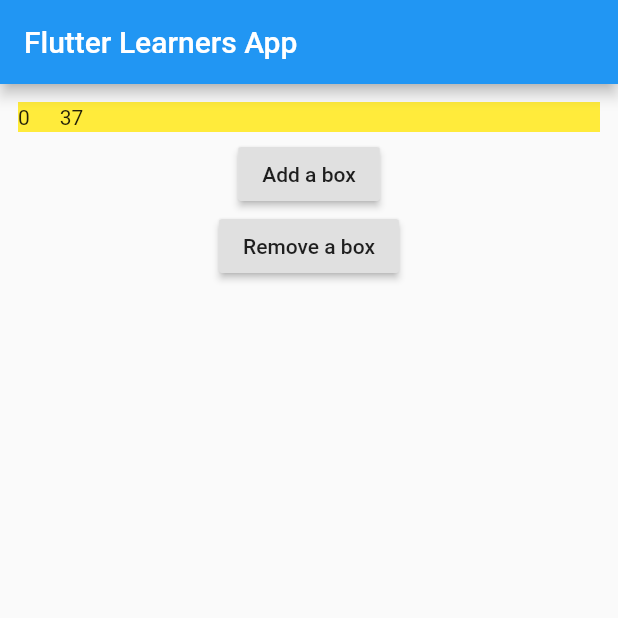
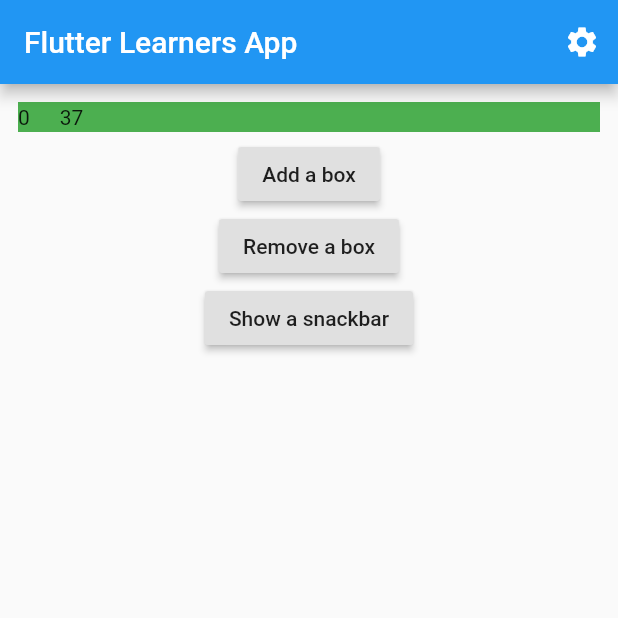
Before and after one commit to lesnitsky/flutter_learners_app, a Flutter app: the screen it shows after launch, after a tap on "Add a box", on a phone screen of 412 x 824 dp, the top half of it. Run offline on Flutter 3.47's test engine with Material 2 defaults, Android fonts, the phone set to English and light mode, and no system bars.

Commit message:
inherited widget example

```diff
--- a/lib/main.dart
+++ b/lib/main.dart
@@ -1,4 +1,5 @@
 import 'package:flutter/material.dart';
+import 'package:flutter_learners_app/widgets/theme_provider.dart';
 
 import 'pages/home.dart';
 
@@ -9,11 +10,15 @@
 class FlutterLearnersApp extends StatelessWidget {
   @override
   Widget build(BuildContext context) {
-    return MaterialApp(
-      theme: ThemeData(
-        primarySwatch: Colors.blue,
+    return CustomTheme(
+      boxColor: Colors.green,
+      child: MaterialApp(
+        theme: ThemeData(
+          primarySwatch: Colors.blue,
+          accentColor: Colors.blueAccent,
+        ),
+        home: Home(),
       ),
-      home: Home(),
     );
   }
 }
--- a/lib/pages/home.dart
+++ b/lib/pages/home.dart
@@ -1,6 +1,8 @@
 import 'dart:math';
 
 import 'package:flutter/material.dart';
+import 'package:flutter_learners_app/pages/settings.dart';
+import 'package:flutter_learners_app/widgets/box.dart';
 
 class Home extends StatelessWidget {
   @override
@@ -8,26 +10,40 @@
     return Scaffold(
       appBar: AppBar(
         title: Text('Flutter Learners App'),
+        actions: [
+          IconButton(
+            icon: Icon(Icons.settings),
+            onPressed: () {
+              Navigator.of(context).push(
+                MaterialPageRoute(
+                  builder: (context) {
+                    return Settings();
+                  },
+                ),
+              );
+            },
+          )
+        ],
       ),
       body: Padding(
         padding: const EdgeInsets.all(8.0),
         child: Container(
-          child: Example(),
+          child: HomePageContent(),
         ),
       ),
     );
   }
 }
 
-class Example extends StatefulWidget {
+class HomePageContent extends StatefulWidget {
   @override
-  _ExampleState createState() {
+  _HomePageContentState createState() {
     print('create state');
-    return _ExampleState();
+    return _HomePageContentState();
   }
 }
 
-class _ExampleState extends State<Example> {
+class _HomePageContentState extends State<HomePageContent> {
   int count;
   String someString;
   final rand = Random();
@@ -57,6 +73,12 @@
     });
   }
 
+  onShowSnackbarPressed() {
+    Scaffold.of(context).showSnackBar(SnackBar(
+      content: Text("I'm a snackbar"),
+    ));
+  }
+
   @override
   Widget build(BuildContext context) {
     print('build');
@@ -77,59 +99,11 @@
           child: Text("Remove a box"),
           onPressed: onRemovePressed,
         ),
+        RaisedButton(
+          child: Text("Show a snackbar"),
+          onPressed: onShowSnackbarPressed,
+        ),
       ],
     );
   }
 }
-
-class Box extends StatefulWidget {
-  final int index;
-  final int randomNumber;
-
-  const Box({Key key, this.index, this.randomNumber}) : super(key: key);
-
-  @override
-  _BoxState createState() => _BoxState();
-}
-
-class _BoxState extends State<Box> {
-  @override
-  initState() {
-    print("I'm a box with index ${widget.index}");
-    super.initState();
-  }
-
-  @override
-  void didUpdateWidget(covariant Box oldWidget) {
-    print('widget with index ${widget.index} updated');
-    print('old random number: ${oldWidget.randomNumber}');
-    print('current random number: ${widget.randomNumber}');
-
-    super.didUpdateWidget(oldWidget);
-  }
-
-  @override
-  void dispose() {
-    print("A box with index ${widget.index} was removed");
-    super.dispose();
-  }
-
-  @override
-  Widget build(BuildContext context) {
-    return Padding(
-      padding: const EdgeInsets.all(4.0),
-      child: Container(
-        height: 20,
-        color: Colors.yellow,
-        child: Center(
-            child: Row(
-          children: [
-            Text(widget.index.toString()),
-            SizedBox(width: 20),
-            Text(widget.randomNumber.toString()),
-          ],
-        )),
-      ),
-    );
-  }
-}
--- /dev/null
+++ b/lib/widgets/box.dart
@@ -0,0 +1,61 @@
+import 'package:flutter/material.dart';
+import 'package:flutter_learners_app/widgets/theme_provider.dart';
+
+class Box extends StatefulWidget {
+  final int index;
+  final int randomNumber;
+
+  const Box({Key key, this.index, this.randomNumber}) : super(key: key);
+
+  @override
+  _BoxState createState() => _BoxState();
+}
+
+class _BoxState extends State<Box> {
+  @override
+  initState() {
+    print("I'm a box with index ${widget.index}");
+    super.initState();
+  }
+
+  @override
+  void didUpdateWidget(covariant Box oldWidget) {
+    print('widget with index ${widget.index} updated');
+    print('old random number: ${oldWidget.randomNumber}');
+    print('current random number: ${widget.randomNumber}');
+
+    super.didUpdateWidget(oldWidget);
+  }
+
+  @override
+  void didChangeDependencies() {
+    super.didChangeDependencies();
+  }
+
+  @override
+  void dispose() {
+    print("A box with index ${widget.index} was removed");
+    super.dispose();
+  }
+
+  @override
+  Widget build(BuildContext context) {
+    final color = CustomTheme.of(context).boxColor;
+
+    return Padding(
+      padding: const EdgeInsets.all(4.0),
+      child: Container(
+        height: 20,
+        color: color,
+        child: Center(
+            child: Row(
+          children: [
+            Text(widget.index.toString()),
+            SizedBox(width: 20),
+            Text(widget.randomNumber.toString()),
+          ],
+        )),
+      ),
+    );
+  }
+}
--- /dev/null
+++ b/lib/widgets/theme_provider.dart
@@ -0,0 +1,21 @@
+import 'package:flutter/material.dart';
+import 'package:flutter/widgets.dart';
+
+class CustomTheme extends InheritedWidget {
+  final Color boxColor;
+
+  const CustomTheme({
+    Key key,
+    Widget child,
+    this.boxColor,
+  }) : super(key: key, child: child);
+
+  static CustomTheme of(BuildContext context) =>
+      context.dependOnInheritedWidgetOfExactType<CustomTheme>();
+
+  @override
+  bool updateShouldNotify(covariant CustomTheme oldWidget) {
+    return oldWidget.boxColor == Colors.red && boxColor == Colors.green ||
+        oldWidget.boxColor == Colors.green && boxColor == Colors.red;
+  }
+}
```
Also changed, not shown: lib/pages/settings.dart (added, +15 -0 lines).
